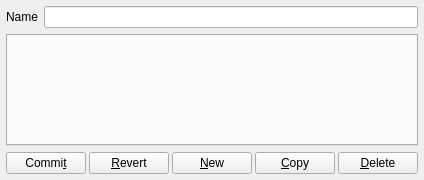
copasi/COPASI, file copasi/UI/CQTabWidget.ui: the form before one commit.
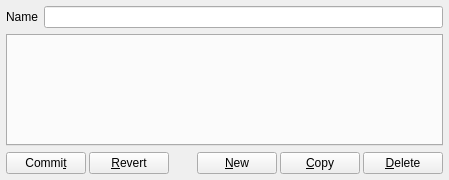
The form after the commit. Custom widgets are drawn as their Qt base class.

```diff
--- a/copasi/UI/CQTabWidget.ui
+++ b/copasi/UI/CQTabWidget.ui
@@ -17,7 +17,7 @@
    <rect>
     <x>0</x>
     <y>0</y>
-    <width>404</width>
+    <width>449</width>
     <height>180</height>
    </rect>
   </property>
```
Left out of the diff: 16 changed lines with no effect on the pictures.
